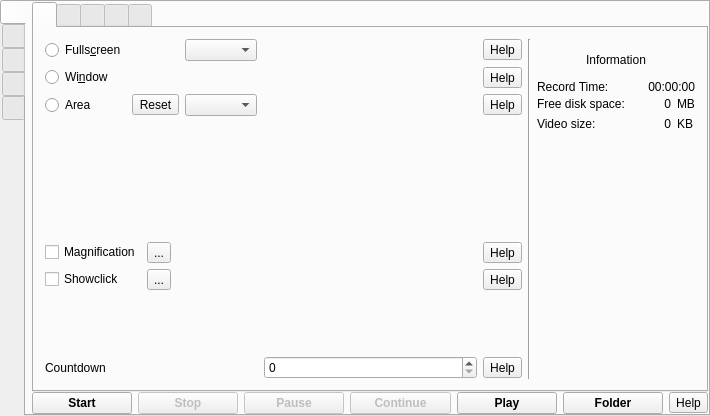
Before: the Qt Designer form src/formMainWindow.ui in vkohaupt/vokoscreenNG, drawn with Qt 5.
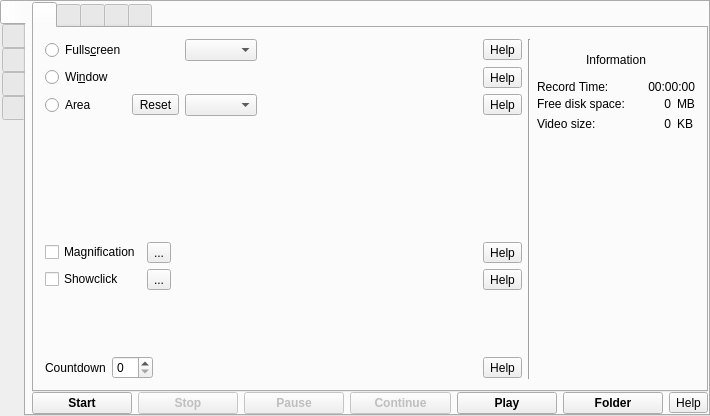
After: the same form once the commit is applied. Icons and pictures are not drawn.

Diff of the .ui file:
```diff
--- a/src/formMainWindow.ui
+++ b/src/formMainWindow.ui
@@ -309,6 +309,19 @@
                 <item>
                  <widget class="QSpinBox" name="spinBoxCountDown"/>
                 </item>
+                <item>
+                 <spacer name="horizontalSpacer_16">
+                  <property name="orientation">
+                   <enum>Qt::Horizontal</enum>
+                  </property>
+                  <property name="sizeHint" stdset="0">
+                   <size>
+                    <width>40</width>
+                    <height>20</height>
+                   </size>
+                  </property>
+                 </spacer>
+                </item>
                 <item>
                  <widget class="QToolButton" name="toolButtonHelpCountdown">
                   <property name="text">
```
